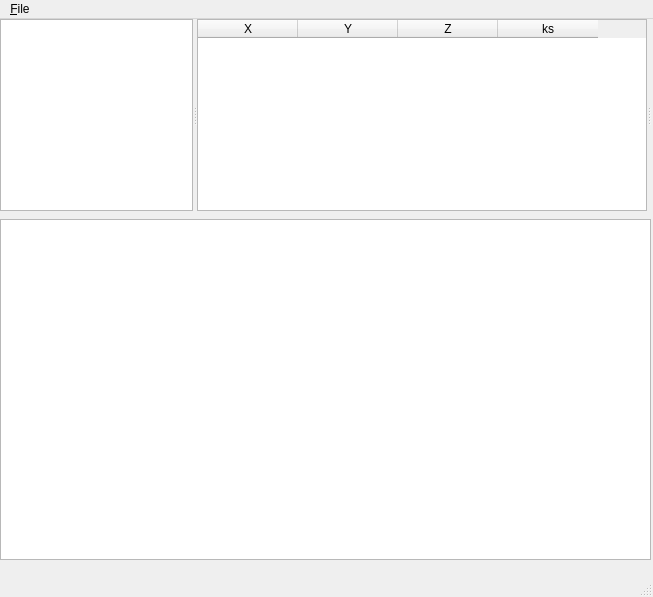
This is gui/main.ui in zarch/openriver as Qt 5 draws it before an edit. The edited form follows.
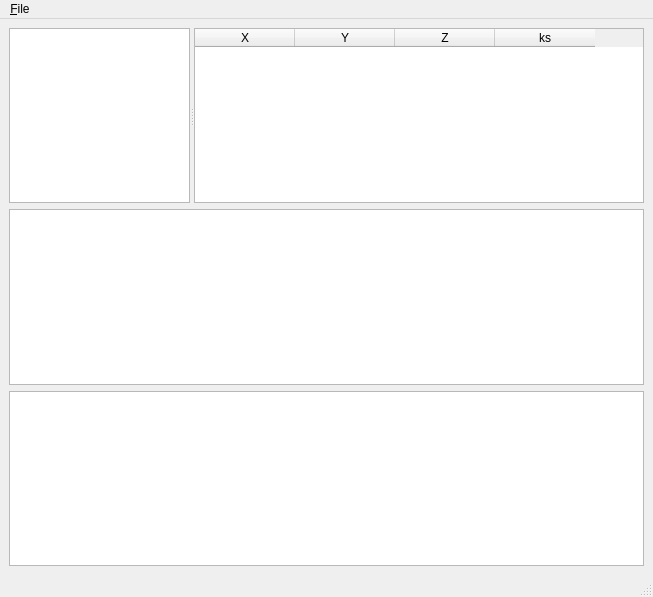
This is the edited form.

Commit message: Initial try of using a model

```diff
--- a/gui/main.ui
+++ b/gui/main.ui
@@ -14,26 +14,13 @@
    <string>openriver</string>
   </property>
   <widget class="QWidget" name="centralwidget">
+   <layout class="QVBoxLayout" name="verticalLayout">
+    <item>
    <widget class="QSplitter" name="splitter">
-    <property name="geometry">
-     <rect>
-      <x>0</x>
-      <y>0</y>
-      <width>651</width>
-      <height>192</height>
-     </rect>
-    </property>
     <property name="orientation">
      <enum>Qt::Horizontal</enum>
     </property>
-    <widget class="QListWidget" name="listSections">
-     <property name="maximumSize">
-      <size>
-       <width>200</width>
-       <height>16777215</height>
-      </size>
-     </property>
-    </widget>
+      <widget class="QListWidget" name="listSections"/>
     <widget class="QTableWidget" name="tableSectionCoord">
      <property name="minimumSize">
       <size>
@@ -41,12 +28,6 @@
        <height>0</height>
       </size>
      </property>
-     <property name="maximumSize">
-      <size>
-       <width>256</width>
-       <height>16777215</height>
-      </size>
-     </property>
      <property name="alternatingRowColors">
       <bool>true</bool>
      </property>
@@ -77,23 +58,15 @@
       </property>
      </column>
     </widget>
-    <widget class="QSplitter" name="splitter_2">
-     <property name="orientation">
-      <enum>Qt::Vertical</enum>
-     </property>
-     <widget class="QWidget" name="widget" native="true"/>
-    </widget>
-   </widget>
-   <widget class="QGraphicsView" name="sectionGraphics">
-    <property name="geometry">
-     <rect>
-      <x>0</x>
-      <y>200</y>
-      <width>651</width>
-      <height>341</height>
-     </rect>
-    </property>
-   </widget>
+     </widget>
+    </item>
+    <item>
+     <widget class="QTableView" name="tableSectionCoordView"/>
+    </item>
+    <item>
+     <widget class="QGraphicsView" name="sectionGraphics"/>
+    </item>
+   </layout>
   </widget>
   <widget class="QMenuBar" name="menubar">
    <property name="geometry">
```
Left out of the diff: 2 changed lines with no effect on the pictures. Lines whose indentation alone changed are shown as unchanged. The commit also changes 2 other files.
